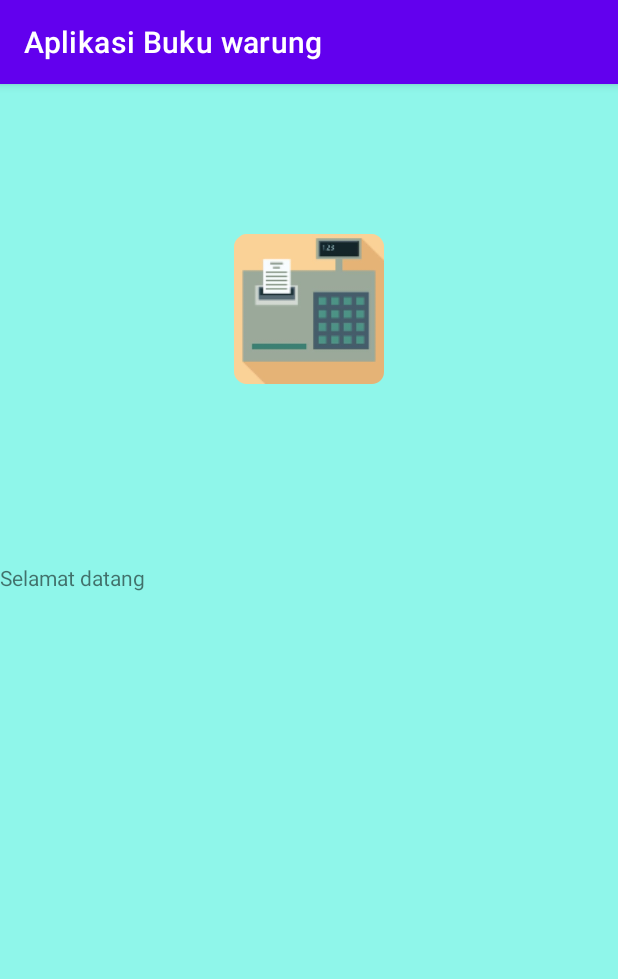
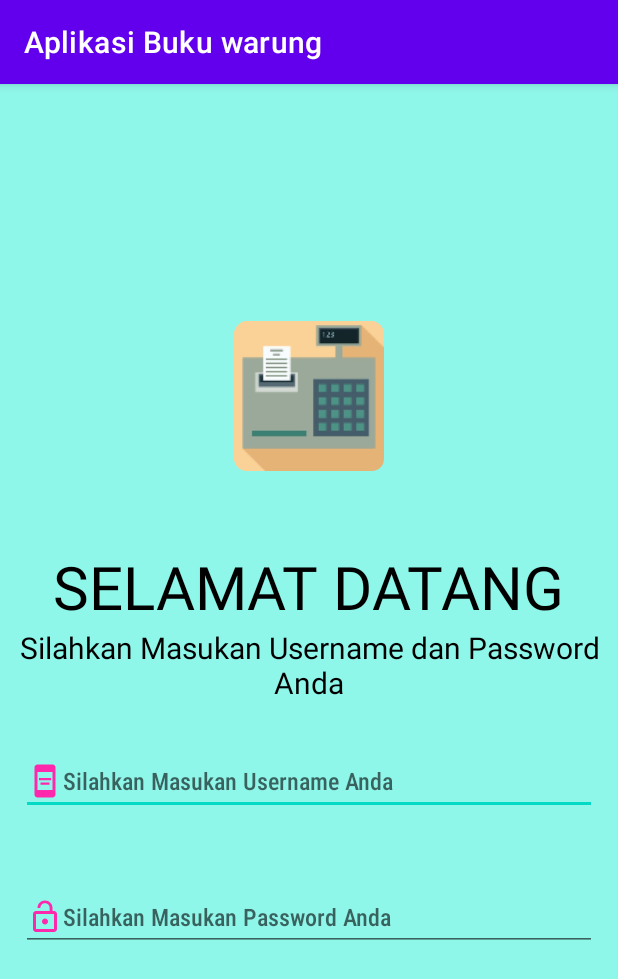
Before and after one commit to IF19BGanangRizkiSaputro/FinalProjek_GanangRizkiSaputro, an Android app: the screen it shows after launch (MainActivity), on a phone screen of 412 x 824 dp. Shown: the top 979 px of the screen. Run offline under Robolectric (Android 15) with nearby library versions, the phone set to English and light mode, and no system bars.

Commit message:
Menambahkan icon username(add) dan loock (open), menambahkan EditText

```diff
--- /dev/null
+++ b/app/src/main/res/drawable/ic_baseline_aod_24.xml
@@ -0,0 +1,5 @@
+<vector android:height="24dp" android:tint="#FF27AC"
+    android:viewportHeight="24" android:viewportWidth="24"
+    android:width="24dp" xmlns:android="http://schemas.android.com/apk/res/android">
+    <path android:fillColor="@android:color/white" android:pathData="M17,1.01L7,1C5.9,1 5,1.9 5,3v18c0,1.1 0.9,2 2,2h10c1.1,0 2,-0.9 2,-2V3C19,1.9 18.1,1.01 17,1.01zM17,18H7V6h10V18zM8,10h8v1.5H8V10zM9,13h6v1.5H9V13z"/>
+</vector>
--- /dev/null
+++ b/app/src/main/res/drawable/ic_baseline_lock_open_24.xml
@@ -0,0 +1,5 @@
+<vector android:height="24dp" android:tint="#FF27AC"
+    android:viewportHeight="24" android:viewportWidth="24"
+    android:width="24dp" xmlns:android="http://schemas.android.com/apk/res/android">
+    <path android:fillColor="@android:color/white" android:pathData="M12,17c1.1,0 2,-0.9 2,-2s-0.9,-2 -2,-2 -2,0.9 -2,2 0.9,2 2,2zM18,8h-1L17,6c0,-2.76 -2.24,-5 -5,-5S7,3.24 7,6h1.9c0,-1.71 1.39,-3.1 3.1,-3.1 1.71,0 3.1,1.39 3.1,3.1v2L6,8c-1.1,0 -2,0.9 -2,2v10c0,1.1 0.9,2 2,2h12c1.1,0 2,-0.9 2,-2L20,10c0,-1.1 -0.9,-2 -2,-2zM18,20L6,20L6,10h12v10z"/>
+</vector>
--- a/app/src/main/res/layout/activity_main.xml
+++ b/app/src/main/res/layout/activity_main.xml
@@ -9,23 +9,60 @@
 <LinearLayout
     android:layout_width="match_parent"
     android:layout_height="wrap_content"
+    android:padding="8dp"
     android:orientation="vertical">
     <ImageView
         android:layout_width="100dp"
         android:layout_gravity="center"
-        android:paddingBottom="100dp"
+        android:paddingBottom="00dp"
         android:src="@mipmap/ic_launcher"
         android:paddingTop="100dp"
         android:layout_height="300dp"/>
     <TextView
+        android:layout_width="wrap_content"
+        android:textSize="40dp"
+       android:layout_gravity="center"
+        android:text="@string/selamat_datang"
+        android:textColor="@color/warnateks"
+        android:layout_height="wrap_content"/>
+    <TextView
+        android:layout_width="wrap_content"
+        android:text="Silahkan Masukan Username dan Password Anda"
+        android:textSize="@dimen/ukurantext"
+        android:gravity="center"
+        android:textColor="@color/warnateks"
+        android:layout_height="wrap_content"/>
+    <EditText
         android:layout_width="match_parent"
-
+        android:id="@+id/edusername"
+        android:layout_marginHorizontal="6dp"
+        android:layout_marginLeft="4dp"
+        android:layout_marginTop="30dp"
+        android:layout_marginRight="4dp"
+        android:layout_marginBottom="16dp"
+        android:drawableLeft="@drawable/ic_baseline_aod_24"
+        android:drawableStart="@drawable/ic_baseline_aod_24"
+        android:fontFamily="sans-serif-condensed-medium"
+        android:inputType="text"
+        android:textSize="16dp"
+        android:hint="Silahkan Masukan Username Anda"
+        android:layout_height="wrap_content"/>
+    <EditText
+        android:layout_width="match_parent"
+        android:id="@+id/edpassword"
+        android:layout_marginHorizontal="6dp"
+        android:layout_marginLeft="4dp"
+        android:layout_marginTop="30dp"
+        android:layout_marginRight="4dp"
+        android:layout_marginBottom="16dp"
+        android:drawableLeft="@drawable/ic_baseline_lock_open_24"
+        android:drawableStart="@drawable/ic_baseline_lock_open_24"
+        android:fontFamily="sans-serif-condensed-medium"
+        android:inputType="text"
+        android:textSize="16dp"
+        android:hint="Silahkan Masukan Password Anda"
         android:layout_height="wrap_content"/>
 
-    <TextView
-        android:layout_width="wrap_content"
-        android:text="Selamat datang"
-        android:layout_height="wrap_content"/>
 </LinearLayout>
 
 
--- a/app/src/main/res/values/colors.xml
+++ b/app/src/main/res/values/colors.xml
@@ -7,4 +7,5 @@
     <color name="teal_700">#FF018786</color>
     <color name="black">#FF000000</color>
     <color name="white">#FFFFFFFF</color>
+    <color name="warnateks">#000</color>
 </resources>
--- /dev/null
+++ b/app/src/main/res/values/dimens.xml
@@ -0,0 +1,4 @@
+<?xml version="1.0" encoding="utf-8"?>
+<resources>
+    <dimen name="ukurantext">20sp</dimen>
+</resources>
--- a/app/src/main/res/values/strings.xml
+++ b/app/src/main/res/values/strings.xml
@@ -1,3 +1,4 @@
 <resources>
     <string name="app_name">Aplikasi Buku warung</string>
+    <string name="selamat_datang">SELAMAT DATANG</string>
 </resources>
```
